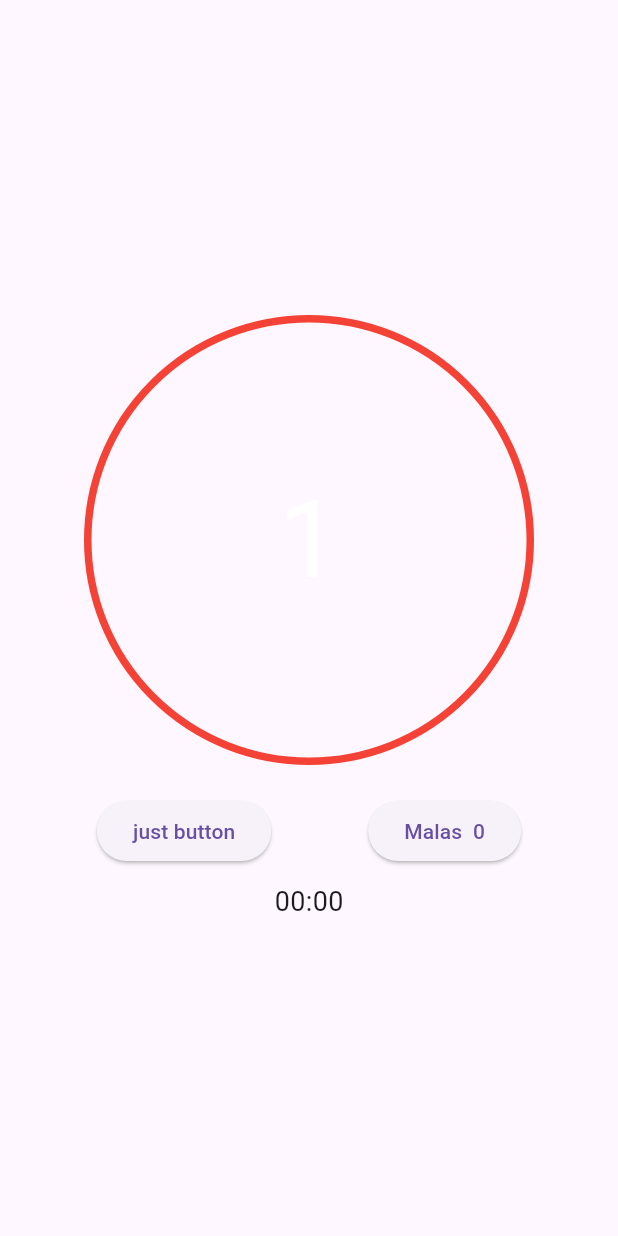
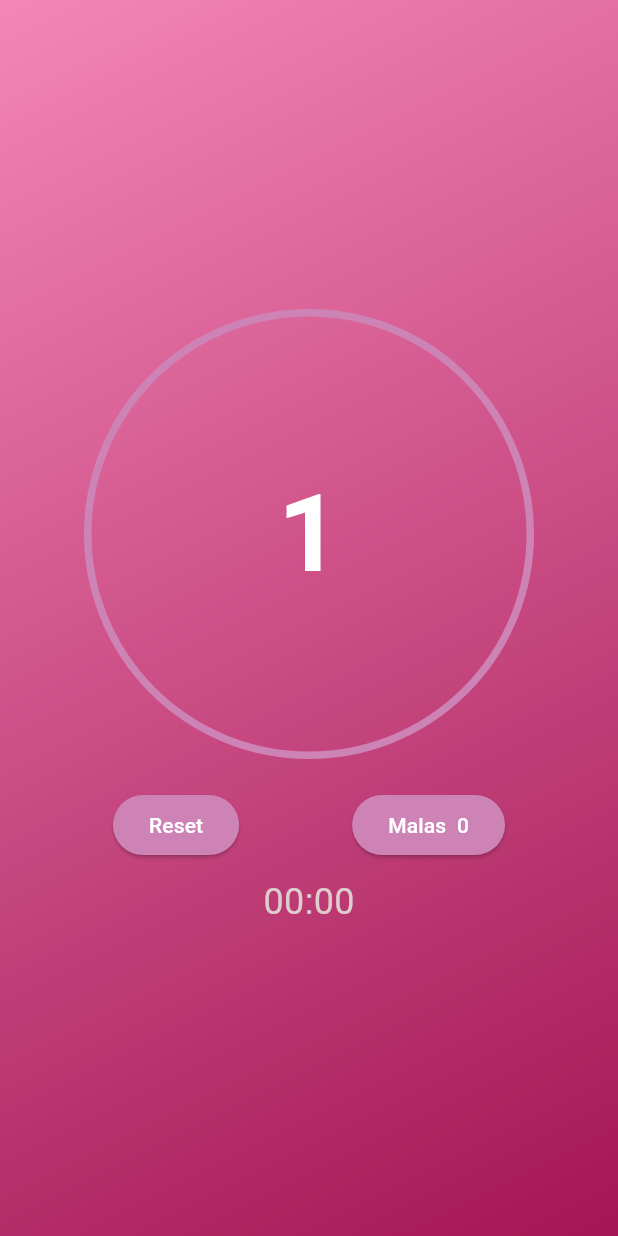
Before and after one commit to AishwaryaJorve/chant, a Flutter app: the Chant screen opened directly, after a tap on an icon or button, on a phone screen of 412 x 824 dp. Run offline on Flutter 3.47's test engine with Material 3 defaults, Android fonts, the phone set to English and light mode, and no system bars; our stand-ins replace just_audio.

Commit message:
removed highlited button functionality

```diff
--- a/lib/chant.dart
+++ b/lib/chant.dart
@@ -1,5 +1,5 @@
 import 'package:flutter/material.dart';
-import 'dart:async'; // Import for Timer functionality
+import 'dart:async';
 
 class Chant extends StatefulWidget {
   const Chant({super.key});
@@ -10,47 +10,62 @@ class Chant extends StatefulWidget {
 
 class _ChantButtonState extends State<Chant> {
   int count = 0;
-  bool isHighlighted = false; // Flag for button highlight after 2 seconds
-  late Timer _highlightTimer; // Timer for button highlight
-  late Timer _elapsedTimeTimer; // Timer for elapsed time update
-  int malasCount = 0; // Counter for malas (completed sets of 108 chants)
-  Stopwatch stopwatch = Stopwatch(); // Timer for tracking chanting duration
-  bool isTimerRunning = false; // Flag for stopwatch running state
+  int malasCount = 0;
+  // bool isHighlighted = false;
+  bool isTimerRunning = false;
+  late Timer _highlightTimer;
+  late Timer _elapsedTimeTimer;
+  final Stopwatch stopwatch = Stopwatch();
+
+  // Color constants
+  static const Color primaryColor = Color.fromARGB(255, 205, 131, 181);
+  static const Color highlightColor = Color.fromARGB(255, 213, 46, 118);
+  static const Color backgroundColor = Color(0xFF1A1A1A);
+  static const Color textColor = Color.fromARGB(255, 221, 205, 205);
 
   @override
   void initState() {
     super.initState();
-    _startHighlightTimer();
+    // _startHighlightTimer();
   }
 
-  void _startHighlightTimer() {
-    _highlightTimer = Timer(const Duration(seconds: 2), () {
-      setState(() {
-        isHighlighted = true;
-      });
-    });
-  }
+  // void _startHighlightTimer() {
+  //   _highlightTimer = Timer(const Duration(seconds: 2), () {
+  //     setState(() => isHighlighted = true);
+  //   });
+  // }
 
   void incrementCount() {
     setState(() {
       count++;
       if (count == 108) {
-        count = 0; // Reset count after 108
-        malasCount++; // Increment malas count
+        count = 0;
+        malasCount++;
       }
       if (!isTimerRunning) {
-        stopwatch.start(); // Start stopwatch on first chant
+        stopwatch.start();
         isTimerRunning = true;
-        _startElapsedTimeTimer(); // Start the elapsed time timer
+        _startElapsedTimeTimer();
       }
     });
   }
 
+  void reset() {
+    setState(() {
+      count = 0;
+      malasCount = 0;
+      // isHighlighted = false;
+      isTimerRunning = false;
+      stopwatch.reset();
+      stopwatch.stop();
+      _highlightTimer.cancel();
+      // _startHighlightTimer();
+    });
+  }
+
   void _startElapsedTimeTimer() {
-    _elapsedTimeTimer = Timer.periodic(const Duration(seconds: 1), (timer) {
-      if (stopwatch.isRunning) {
-        setState(() {}); // Rebuild the UI to update the elapsed time
-      }
+    _elapsedTimeTimer = Timer.periodic(const Duration(seconds: 1), (_) {
+      if (stopwatch.isRunning) setState(() {});
     });
   }
 
@@ -58,7 +73,7 @@ class _ChantButtonState extends State<Chant> {
     setState(() {
       stopwatch.stop();
       isTimerRunning = false;
-      _elapsedTimeTimer.cancel(); // Stop the elapsed time timer
+      _elapsedTimeTimer.cancel();
     });
   }
 
@@ -67,13 +82,8 @@ class _ChantButtonState extends State<Chant> {
     return "${twoDigits(duration.inMinutes)}:${twoDigits(duration.inSeconds % 60)}";
   }
 
-  @override
-  Widget build(BuildContext context) {
-    return Center(
-      child: Column(
-        mainAxisAlignment: MainAxisAlignment.center, // Center widgets vertically
-        children: [
-          GestureDetector(
+  Widget _buildCounterDisplay() {
+    return GestureDetector(
       onTap: incrementCount,
       child: Container(
         width: 300,
@@ -81,42 +91,70 @@ class _ChantButtonState extends State<Chant> {
         decoration: BoxDecoration(
           shape: BoxShape.circle,
           border: Border.all(
-                  color: isHighlighted ? Colors.red : Colors.purple, // Border color with highlight
-                  width: 5, // Border width
+            color: primaryColor,
+            width: 5,
           ),
-                color: Colors.transparent, // Transparent background
+          color: Colors.transparent,
         ),
         child: Center(
           child: Text(
             count.toString(),
             style: const TextStyle(
               color: Colors.white,
-                    fontSize: 72.0, // Adjust font size as needed
+              fontSize: 72.0,
+              fontWeight: FontWeight.bold,
             ),
           ),
         ),
       ),
+    );
+  }
+
+  Widget _buildButton(String label, VoidCallback onPressed) {
+    return ElevatedButton(
+      onPressed: onPressed,
+      style: ElevatedButton.styleFrom(
+        backgroundColor: primaryColor,
+        foregroundColor: Colors.white,
       ),
-          const SizedBox(height: 20), // Spacing between buttons
+      child: Text(label),
+    );
+  }
+
+  @override
+  Widget build(BuildContext context) {
+    return Scaffold(
+      backgroundColor: backgroundColor,
+      body: Container(
+        decoration: const BoxDecoration(
+          gradient: LinearGradient(
+            begin: Alignment.topLeft,
+            end: Alignment.bottomRight,
+            colors: [
+              Color.fromARGB(255, 243, 134, 183),
+              Color.fromARGB(255, 163, 22, 83),
+            ],
+          ),
+        ),
+        child: Column(
+          mainAxisAlignment: MainAxisAlignment.center,
+          children: [
+            _buildCounterDisplay(),
+            const SizedBox(height: 20),
             Row(
-            mainAxisAlignment: MainAxisAlignment.spaceEvenly, // Space buttons horizontally
+              mainAxisAlignment: MainAxisAlignment.spaceEvenly,
               children: [
-              ElevatedButton(
-                onPressed: () {},
-                child: const Text('just button'), // Dynamic button text
+                _buildButton('Reset', reset),
+                _buildButton("Malas  $malasCount", () {}),
+              ],
             ),
-              ElevatedButton(
-                onPressed: () {},
-                child: Text("Malas  $malasCount"),
+            const SizedBox(height: 10),
+            Text(
+              formatDuration(stopwatch.elapsed),
+              style: const TextStyle(fontSize: 24.0, color: textColor),
             ),
           ],
         ),
-          const SizedBox(height: 10), // Spacing between buttons and timer display
-          Text(
-            formatDuration(stopwatch.elapsed), // Display formatted elapsed time
-            style: const TextStyle(fontSize: 18.0),
-          ),
-        ],
       ),
     );
   }
@@ -124,9 +162,7 @@ class _ChantButtonState extends State<Chant> {
   @override
   void dispose() {
     _highlightTimer.cancel();
-    if (isTimerRunning) {
-      _elapsedTimeTimer.cancel(); // Cancel the elapsed time timer
-    }
+    if (isTimerRunning) _elapsedTimeTimer.cancel();
     super.dispose();
   }
 }
```
Lines whose indentation alone changed are shown as unchanged.
